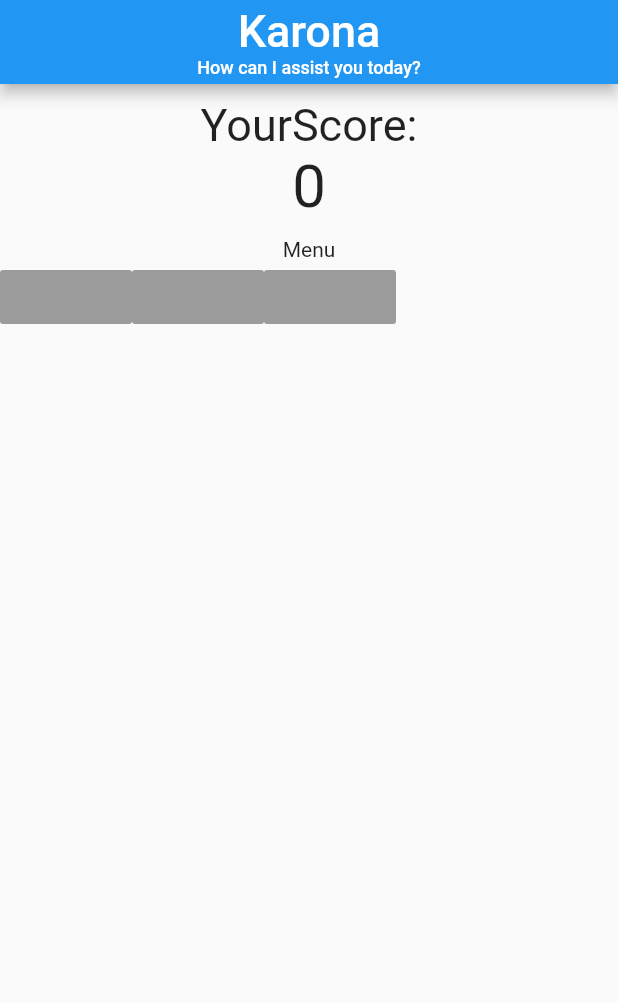
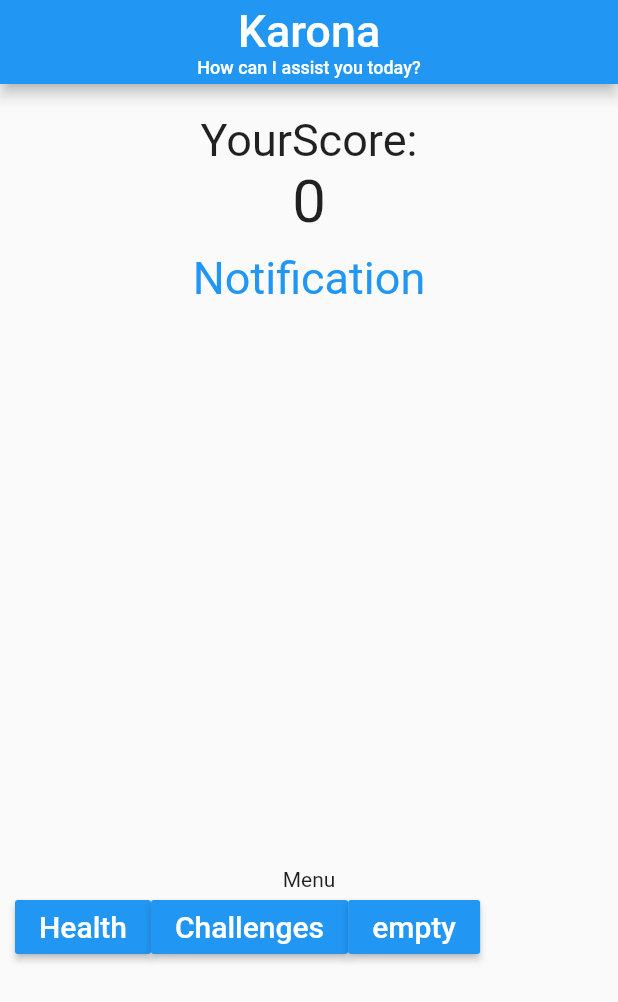
Before and after one commit to HelenBrgg/Karona, a Flutter app: the screen it shows after launch, on a phone screen of 412 x 824 dp. Shown: the top 1002 px of the screen. Run offline on Flutter 3.47's test engine with Material 2 defaults, Android fonts, the phone set to English and light mode, and no system bars.

Commit message:
notificationDisplay

```diff
--- a/karona/lib/body.dart
+++ b/karona/lib/body.dart
@@ -1,13 +1,14 @@
 import 'package:flutter/material.dart';
 import './score.dart';
 import './menu.dart';
+import './notificationDisplay.dart';
 
 class Body extends StatelessWidget {
   @override
   Widget build(BuildContext context) {
     return Container(
-        width: double.infinity,
+        width: double.infinity, margin: EdgeInsets.all(10),
         child: Column(
-          children: [Score(), Menu()]));
+          children: [Score(),NotificationDisplay(), Menu()]));
   }
 }
--- a/karona/lib/menu.dart
+++ b/karona/lib/menu.dart
@@ -7,19 +7,21 @@ class Menu extends StatefulWidget {
 }
 
 class _MenuState extends State<Menu> {
-  var options= ['Health', 'Challenges','empty'];
-
+  var options = ['Health', 'Challenges', 'empty'];
+  selectHandler()=>print('');
   @override
   Widget build(BuildContext context) {
     return Container(
-
       child: Column(children: [
         Text('Menu'),
-        Row(children: [
-          MenuButton(null,options[0]),
-          MenuButton(null,options[1]),
-          MenuButton(null,options[2]),
-        ]),
+        Container(
+          width: double.infinity,
+          child: Row(children: [
+            MenuButton(selectHandler, options[0]),
+            MenuButton(selectHandler, options[1]),
+            MenuButton(selectHandler, options[2]),
+          ]),
+        )
       ]),
     );
   }
--- a/karona/lib/menuButtons.dart
+++ b/karona/lib/menuButtons.dart
@@ -10,8 +10,8 @@ class MenuButton extends StatelessWidget {
   Widget build(BuildContext context) {
     return Container(
       child: RaisedButton(
-          color: Colors.blue, child: Text(''),
-          onPressed: selectHandler),
-    );
+          color: Colors.blue, child: Text(option, style: TextStyle(fontSize: 20, color: Colors.white) ),
+          onPressed: selectHandler,
+    ));
   }
 }
--- /dev/null
+++ b/karona/lib/notificationDisplay.dart
@@ -0,0 +1,15 @@
+import 'package:flutter/material.dart';
+
+class NotificationDisplay extends StatelessWidget {
+  @override
+  Widget build(BuildContext context) {
+    return Container(
+      width: double.infinity,
+      height:410,
+      child:Column(children:[
+        Text('Notification', style:TextStyle(fontSize: 30,color: Colors.blue), textAlign: TextAlign.left,)
+      ])
+
+    );
+  }
+}
```
Also changed, not shown: 2 other files.
